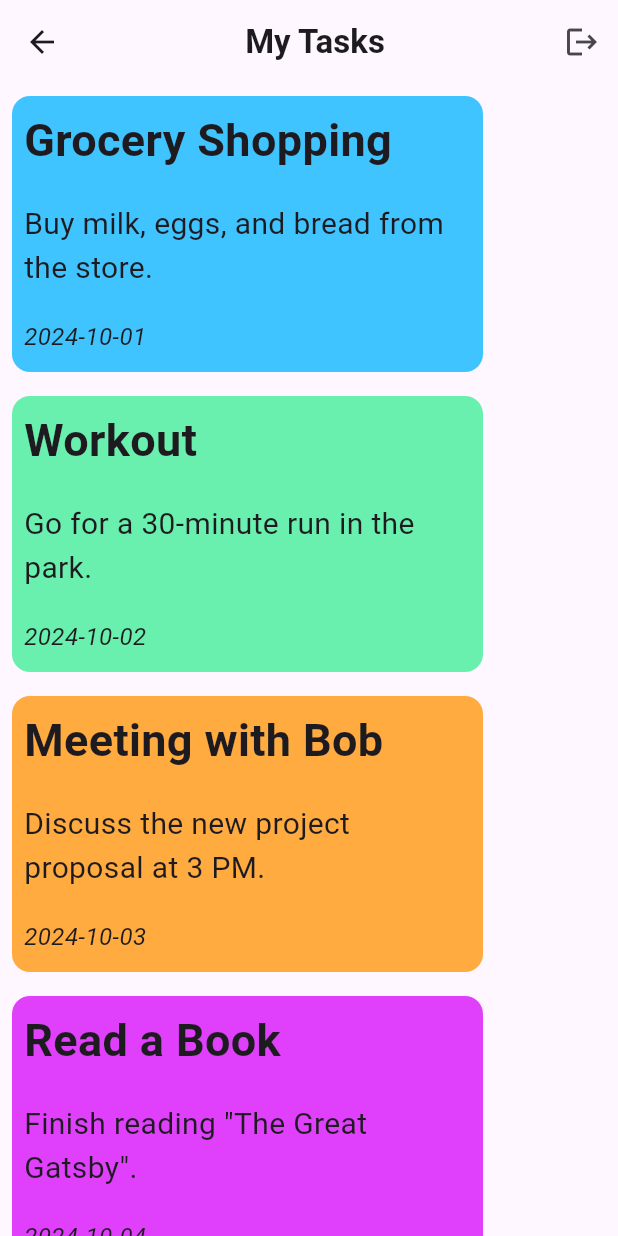
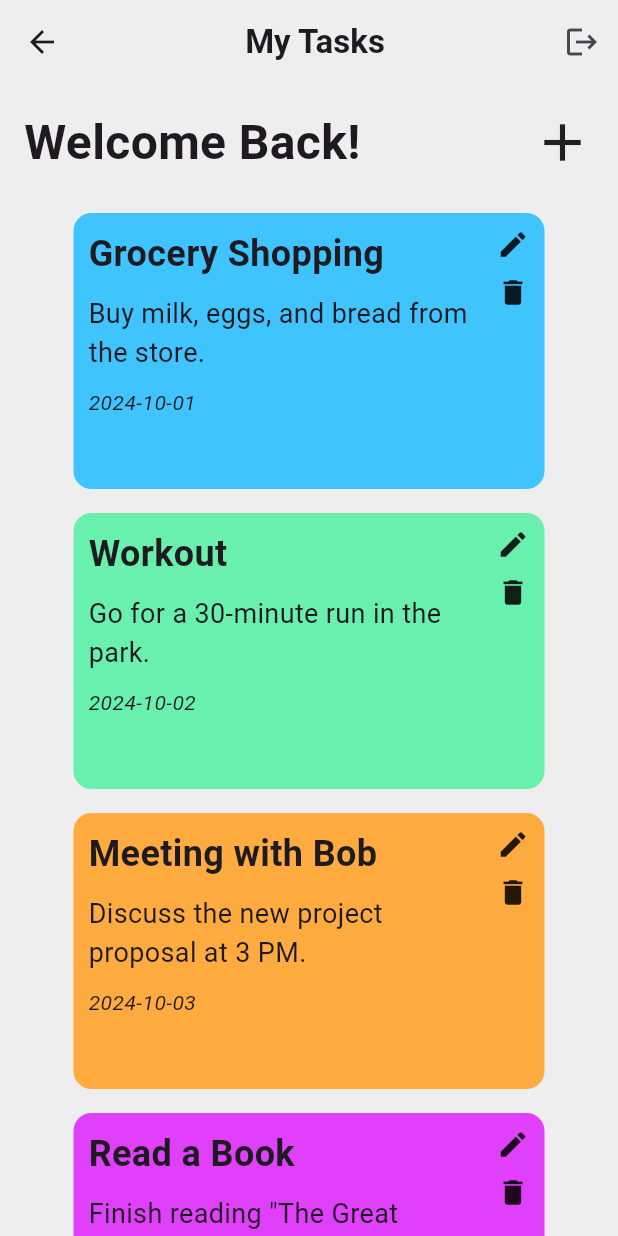
Before and after one commit to alaa-gnt/Full_flutter_firebase_integration, a Flutter app: the HomePage screen opened directly, on a phone screen of 412 x 824 dp. Run offline on Flutter 3.47's test engine with Material 3 defaults, Android fonts, the phone set to English and light mode, and no system bars; our stand-ins replace firebase_auth, firebase_core; accounts and stored records are empty.

Commit message:
UI enhancements: app background and app bar colors, text alignment in widgets, component fixes

```diff
--- a/lib/Pages/Home_page.dart
+++ b/lib/Pages/Home_page.dart
@@ -1,41 +1,42 @@
 import 'package:flutter/material.dart';
 import 'package:firebase_auth/firebase_auth.dart';
 import '../Reusible_compenents/Note_container.dart';
+import './Selection_page.dart';
 
 class HomePage extends StatelessWidget {
   HomePage({super.key});
 
-  final List<NoteContainer> tasks = [
-    NoteContainer(
-      title: 'Grocery Shopping',
-      content: 'Buy milk, eggs, and bread from the store.',
-      date: '2024-10-01',
-      color: Colors.lightBlueAccent,
-    ),
-    NoteContainer(
-      title: 'Workout',
-      content: 'Go for a 30-minute run in the park.',
-      date: '2024-10-02',
-      color: Colors.greenAccent,
-    ),
-    NoteContainer(
-      title: 'Meeting with Bob',
-      content: 'Discuss the new project proposal at 3 PM.',
-      date: '2024-10-03',
-      color: Colors.orangeAccent,
-    ),
-    NoteContainer(
-      title: 'Read a Book',
-      content: 'Finish reading "The Great Gatsby".',
-      date: '2024-10-04',
-      color: Colors.purpleAccent,
-    ),
-    NoteContainer(
-      title: 'Call Mom',
-      content: 'Catch up with mom over the weekend.',
-      date: '2024-10-05',
-      color: Colors.pinkAccent,
-    ),
+  final List<Map<String, dynamic>> tasks = [
+    {
+      'title': 'Grocery Shopping',
+      'content': 'Buy milk, eggs, and bread from the store.',
+      'date': '2024-10-01',
+      'color': Colors.lightBlueAccent,
+    },
+    {
+      'title': 'Workout',
+      'content': 'Go for a 30-minute run in the park.',
+      'date': '2024-10-02',
+      'color': Colors.greenAccent,
+    },
+    {
+      'title': 'Meeting with Bob',
+      'content': 'Discuss the new project proposal at 3 PM.',
+      'date': '2024-10-03',
+      'color': Colors.orangeAccent,
+    },
+    {
+      'title': 'Read a Book',
+      'content': 'Finish reading "The Great Gatsby".',
+      'date': '2024-10-04',
+      'color': Colors.purpleAccent,
+    },
+    {
+      'title': 'Call Mom',
+      'content': 'Catch up with mom over the weekend.',
+      'date': '2024-10-05',
+      'color': Colors.pinkAccent,
+    },
   ];
 
   @override
@@ -57,24 +58,57 @@ class HomePage extends StatelessWidget {
           ),
         ],
       ),
-      body: ListView.builder(
-        itemCount: tasks.length,
-        itemBuilder: (context, index) {
+      body: CustomScrollView(
+        slivers: [
+          //  Your header (non-scrollable part)
+          SliverToBoxAdapter(
+            child: Padding(
+              padding: const EdgeInsets.all(16.0),
+              child: Row(
+                mainAxisAlignment: MainAxisAlignment.spaceBetween,
+                children: [
+                  Container(
+                    alignment: Alignment.centerLeft,
+                    child: const Text(
+                      'Welcome Back!',
+                      style: TextStyle(
+                        fontSize: 32,
+                        fontWeight: FontWeight.bold,
+                      ),
+                    ),
+                  ),
+
+                  InkWell(
+                    onTap: () {
+                      Navigator.pushNamed(context, '/SelectionPage');
+                    },
+                    child: Icon(Icons.add, size: 42),
+                  ),
+                ],
+              ),
+            ),
+          ),
+
+          // 🧾 Your list
+          SliverList(
+            delegate: SliverChildBuilderDelegate((context, index) {
               final note = tasks[index];
               return Align(
-            alignment: Alignment.centerLeft,
+                alignment: Alignment.center,
                 child: SizedBox(
                   width: 330,
                   height: 200,
                   child: NoteContainer(
-                title: note.title,
-                content: note.content,
-                date: note.date,
-                color: note.color,
+                    title: note['title'],
+                    content: note['content'],
+                    date: note['date'],
+                    color: note['color'],
                   ),
                 ),
               );
-        },
+            }, childCount: tasks.length),
+          ),
+        ],
       ),
     );
   }
--- a/lib/Reusible_compenents/Note_container.dart
+++ b/lib/Reusible_compenents/Note_container.dart
@@ -21,48 +21,57 @@ class NoteContainer extends StatefulWidget {
 class _NoteContainerState extends State<NoteContainer> {
   @override
   Widget build(BuildContext context) {
-    return SizedBox(
-      width: 50, // Made width even smaller
+    return Container(
+      width: double.infinity,
       height: 200,
-      child: Container(
-        padding: EdgeInsets.all(8.0),
-        margin: EdgeInsets.all(8.0),
-
+      margin: const EdgeInsets.all(8.0),
+      padding: const EdgeInsets.all(10.0),
       decoration: BoxDecoration(
         color: widget.color,
         borderRadius: BorderRadius.circular(12.0),
       ),
+
+      // Row: text area (Expanded) + icons column
+      child: Row(
+        crossAxisAlignment: CrossAxisAlignment.start,
+        children: [
+          //  Expanded makes the text column take all available space
+          Expanded(
             child: Column(
-          crossAxisAlignment:
-              CrossAxisAlignment.start, // Align text to the left
+              crossAxisAlignment: CrossAxisAlignment.start,
               children: [
-            // title
                 Text(
                   widget.title,
-              textAlign: TextAlign.left, // Left-align text
-              style: TextStyle(fontSize: 30, fontWeight: FontWeight.bold),
+                  style: const TextStyle(
+                    fontSize: 24,
+                    fontWeight: FontWeight.bold,
                   ),
-
-            SizedBox(height: 20),
-
-            // note content
-            Text(
-              widget.content,
-              textAlign: TextAlign.left, // Left-align text
-              style: TextStyle(fontSize: 20),
                 ),
-
-            SizedBox(height: 20),
-
-            // date
+                const SizedBox(height: 10),
+                Text(widget.content, style: const TextStyle(fontSize: 18)),
+                const SizedBox(height: 10),
                 Text(
                   widget.date,
-              textAlign: TextAlign.left, // Left-align text
-              style: TextStyle(fontSize: 16, fontStyle: FontStyle.italic),
+                  style: const TextStyle(
+                    fontSize: 14,
+                    fontStyle: FontStyle.italic,
+                  ),
                 ),
               ],
             ),
           ),
+
+          //  Icons on the far right
+          Column(
+            mainAxisAlignment: MainAxisAlignment.start,
+            children: const [
+              Icon(Icons.edit, size: 22),
+              SizedBox(height: 10),
+              Icon(Icons.delete, size: 22),
+            ],
+          ),
+        ],
+      ),
     );
   }
 }
```
Also changed, not shown: lib/Pages/Selection_page.dart (added, +50 -0 lines), lib/Reusible_compenents/Color_pad.dart (added, +57 -0 lines), lib/Reusible_compenents/Text_field_one.dart (added, +34 -0 lines), lib/Reusible_compenents/Text_field_second.dart (added, +37 -0 lines), lib/Reusible_compenents/small_color_squire.dart (added, +27 -0 lines), lib/main.dart (+15 -9 lines), lib/Reusible_compenents/sipiration_container.dart (added), 1 other file. Lines whose indentation alone changed are shown as unchanged.
